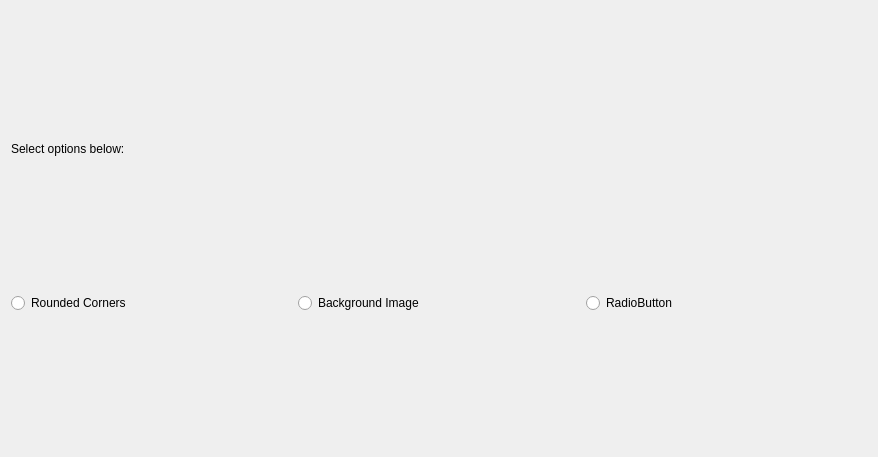
The window that src/qt/forms/skinspage.ui (Crypto-Currency/Bitbar-Skins) describes before a commit, drawn with Qt 5.
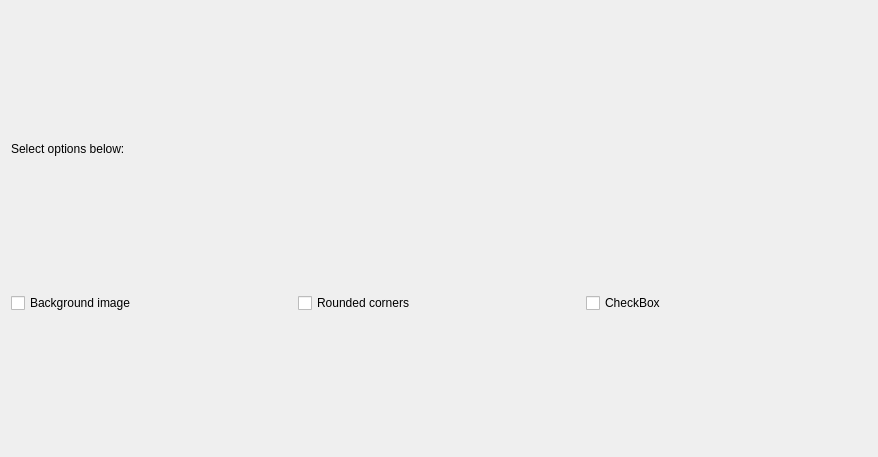
The same window after the commit.

Commit message: changes to skinspage. saves/loads to ini file

```diff
--- a/src/qt/forms/skinspage.ui
+++ b/src/qt/forms/skinspage.ui
@@ -38,23 +38,23 @@
    <item>
     <layout class="QHBoxLayout" name="horizontalLayout">
      <item>
-      <widget class="QRadioButton" name="rbRound">
+      <widget class="QCheckBox" name="CB1">
        <property name="text">
-        <string>Rounded Corners</string>
+        <string>Background image</string>
        </property>
       </widget>
      </item>
      <item>
-      <widget class="QRadioButton" name="rbBackground">
+      <widget class="QCheckBox" name="CB2">
        <property name="text">
-        <string>Background Image</string>
+        <string>Rounded corners</string>
        </property>
       </widget>
      </item>
      <item>
-      <widget class="QRadioButton" name="radioButton">
+      <widget class="QCheckBox" name="CB3">
        <property name="text">
-        <string>RadioButton</string>
+        <string>CheckBox</string>
        </property>
       </widget>
      </item>
```
The commit also changes 4 other files.
